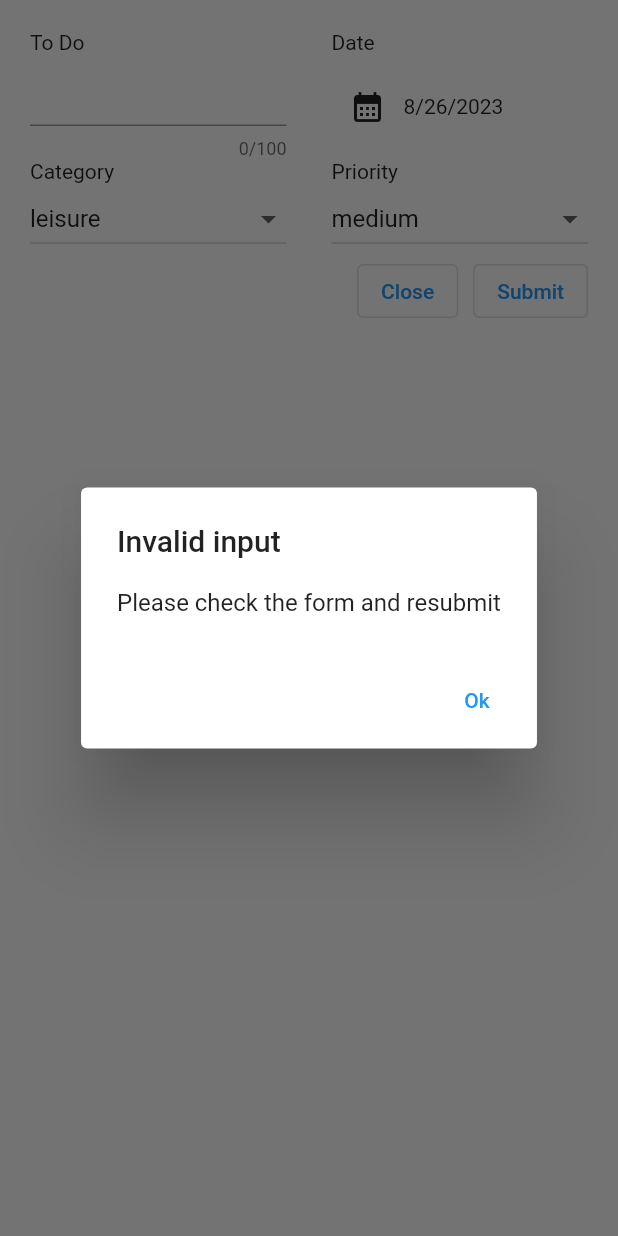
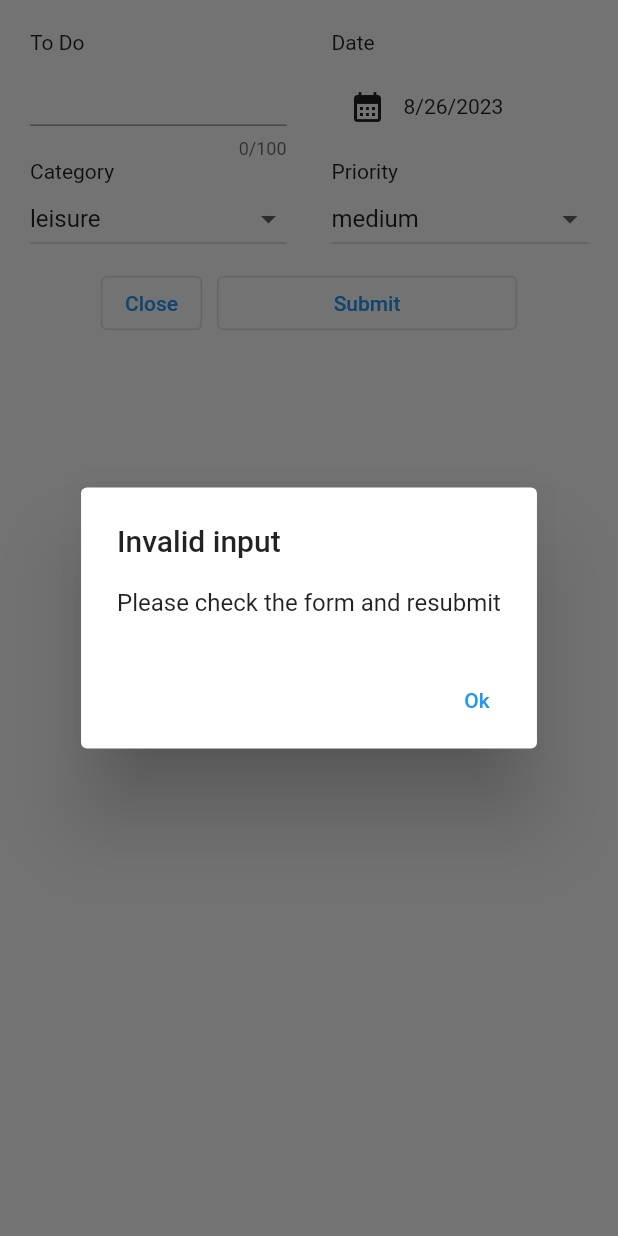
Before and after one commit to goto-eof/todo-list-dart-flutter, a Flutter app: the InsertTodoItemForm widget shown alone on an empty page, opened directly with empty values, after a tap on "Submit", on a phone screen of 412 x 824 dp. Run offline on Flutter 3.47's test engine with Material 2 defaults, Android fonts, the phone set to English and light mode, and no system bars; our stand-ins replace package_info_plus, shared_preferences, sqflite_common_ffi; accounts and stored records are empty.

Commit message:
feature: on key press enter submit todo

```diff
--- a/lib/todo_app.dart
+++ b/lib/todo_app.dart
@@ -86,8 +86,9 @@ class _ToDoAppState extends State<ToDoApp> {
     int id = await toDoService.insert(todo);
     todo.insertDateTime = DateTime.now();
     if (_toggleViewArchivedButton == false) {
-      _viewActive();
+      await _viewActive();
     }
+    if (Navigator.of(context).mounted) {
       setState(
         () {
           todo.id = id;
@@ -95,6 +96,7 @@ class _ToDoAppState extends State<ToDoApp> {
         },
       );
       _updateDisableSortByPriority();
+    }
   }
 
   bool _checkIfAllItemsHasSamePriority() {
@@ -207,7 +209,7 @@ class _ToDoAppState extends State<ToDoApp> {
     _updateDisableSortByPriority();
   }
 
-  void _viewActive() async {
+  Future<void> _viewActive() async {
     setState(() {
       _isLoading = true;
     });
--- a/lib/widget/insert_todo_item_form.dart
+++ b/lib/widget/insert_todo_item_form.dart
@@ -38,21 +38,20 @@ class _InsertTodoItemFormState extends State<InsertTodoItemForm> {
     });
   }
 
-  void _submitData() {
+  void _submitData() async {
     if (!_validateForm()) {
       showDialog(
           context: context,
           builder: (BuildContext ctx) => _getErrorDialog(ctx));
       return;
     }
-    widget.onAddTodo(ToDo(
+    await widget.onAddTodo(ToDo(
         done: false,
         archived: false,
         text: _textController.text,
         date: _selectedDate!,
         category: _selectedCategory,
         priority: _selectedPriority));
-
     Navigator.pop(context);
   }
 
@@ -90,14 +89,6 @@ class _InsertTodoItemFormState extends State<InsertTodoItemForm> {
 
   @override
   Widget build(BuildContext context) {
-    var toDoFocusNode = FocusNode(onKey: (node, event) {
-      if (event.isKeyPressed(LogicalKeyboardKey.enter)) {
-        _submitData();
-        return KeyEventResult.handled;
-      }
-      return KeyEventResult.ignored;
-    });
-
     return Container(
       width: double.infinity,
       padding: const EdgeInsets.all(20),
@@ -114,12 +105,19 @@ class _InsertTodoItemFormState extends State<InsertTodoItemForm> {
         Row(
           children: [
             Expanded(
+              child: RawKeyboardListener(
+                focusNode: FocusNode(),
+                onKey: (v) {
+                  if (v.logicalKey == LogicalKeyboardKey.enter) {
+                    _submitData();
+                  }
+                },
                 child: TextField(
                   autofocus: true,
-                focusNode: toDoFocusNode,
                   controller: _textController,
                   keyboardType: TextInputType.text,
                   maxLength: 100,
+                ),
               ),
             ),
             const SizedBox(
@@ -186,9 +184,11 @@ class _InsertTodoItemFormState extends State<InsertTodoItemForm> {
                     })),
           ],
         ),
-        Row(
+        Padding(
+          padding: const EdgeInsets.all(8.0),
+          child: Row(
             crossAxisAlignment: CrossAxisAlignment.center,
-          mainAxisAlignment: MainAxisAlignment.end,
+            mainAxisAlignment: MainAxisAlignment.center,
             children: [
               OutlinedButton(
                 onPressed: () {
@@ -199,11 +199,15 @@ class _InsertTodoItemFormState extends State<InsertTodoItemForm> {
               const SizedBox(
                 width: 10,
               ),
-            OutlinedButton(
+              SizedBox(
+                width: 200,
+                child: OutlinedButton(
                   onPressed: _submitData,
                   child: const Text("Submit"),
                 ),
+              ),
             ],
+          ),
         )
       ]),
     );
```
Also changed, not shown: pubspec.lock. Lines whose indentation alone changed are shown as unchanged.
